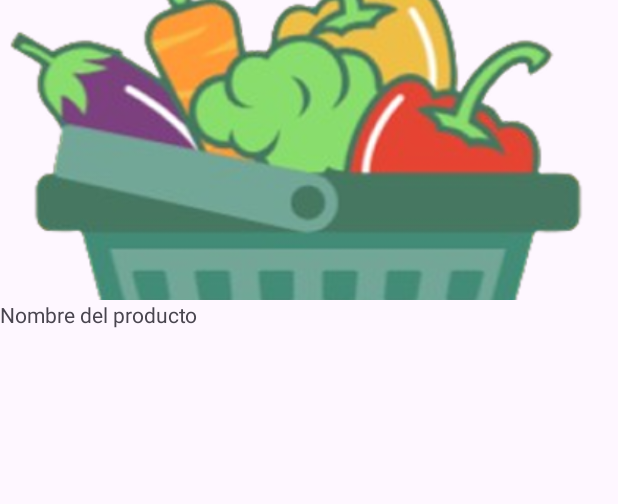
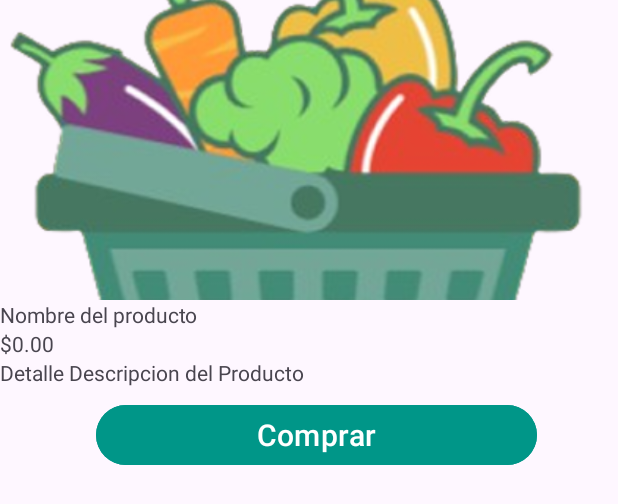
Before and after one commit to hectorvcode/fruver_porvenir, an Android app: the layout fragment_detalle_producto.xml on its own in the app's theme, with its tools: preview values and no code run, on a phone screen of 412 x 824 dp. Shown: the top 504 px of the screen. Run offline under Robolectric (Android 15) with nearby library versions, the phone set to English and light mode, and no system bars.

Commit message:
Added fragments DetalleProducto and class Producto

```diff
--- a/app/src/main/res/layout/fragment_detalle_producto.xml
+++ b/app/src/main/res/layout/fragment_detalle_producto.xml
@@ -20,4 +20,31 @@
         android:text="@string/nombre_del_producto"
         app:layout_constraintTop_toBottomOf="@+id/detalle_imagen_producto" />
 
+    <TextView
+        android:id="@+id/detalle_precio_producto"
+        android:layout_width="match_parent"
+        android:layout_height="wrap_content"
+        android:text="@string/precio_0_00"
+        app:layout_constraintTop_toBottomOf="@+id/detalle_nombre_producto" />
+
+    <TextView
+        android:id="@+id/detalle_descripcion_producto"
+        android:layout_width="match_parent"
+        android:layout_height="wrap_content"
+        android:text="@string/detalle_descripcion_del_producto"
+        app:layout_constraintTop_toBottomOf="@+id/detalle_precio_producto" />
+
+    <Button
+        android:id="@+id/btn_comprar"
+        android:layout_width="294dp"
+        android:layout_height="48dp"
+        android:layout_marginTop="8dp"
+        android:backgroundTint="@color/green_mint"
+        android:text="@string/comprar"
+        android:textSize="20sp"
+        app:layout_constraintEnd_toEndOf="parent"
+        app:layout_constraintHorizontal_bias="0.544"
+        app:layout_constraintStart_toStartOf="parent"
+        app:layout_constraintTop_toBottomOf="@+id/detalle_descripcion_producto" />
+
 </androidx.constraintlayout.widget.ConstraintLayout>
--- a/app/src/main/res/layout/item_producto.xml
+++ b/app/src/main/res/layout/item_producto.xml
@@ -31,7 +31,7 @@
         <TextView
             android:layout_width="match_parent"
             android:layout_height="wrap_content"
-            android:text="$0.00"
+            android:text="@string/precio_0_00"
             android:textSize="16sp"
             android:textStyle="bold"
             android:textColor="@color/red"
--- a/app/src/main/res/values/strings.xml
+++ b/app/src/main/res/values/strings.xml
@@ -53,4 +53,7 @@
     <string name="pagar">Pagar</string>
     <string name="nombre_completo">Nombre Completo</string>
     <string name="nombre_del_producto">Nombre del producto</string>
+    <string name="precio_0_00">$0.00</string>
+    <string name="detalle_descripcion_del_producto">Detalle Descripcion del Producto</string>
+    <string name="comprar">Comprar</string>
 </resources>
```
Also changed, not shown: app/src/main/java/com/example/online_store/Fragments/DetalleProductoFragment.kt (added, +76 -0 lines), app/src/main/java/com/example/online_store/Fragments/Producto.kt (added, +43 -0 lines), app/src/main/res/drawable/placeholder.png (added).
